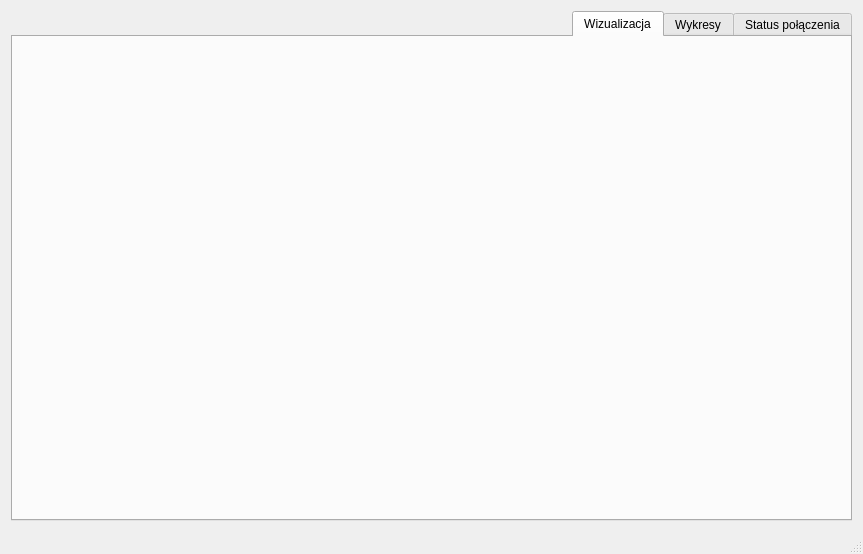
Before: the Qt Designer form mainwindow.ui in GregC199/KWPM_BT, drawn with Qt 5.
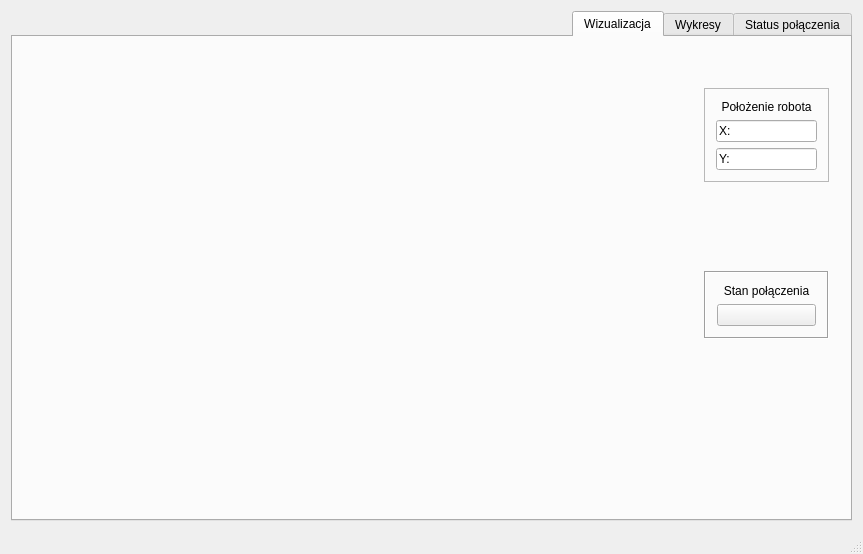
After: the same form once the commit is applied.

Commit message: Dodanie części UI dla zakładki wizualizacja

Patch:
```diff
--- a/mainwindow.ui
+++ b/mainwindow.ui
@@ -246,6 +246,151 @@
        <attribute name="title">
         <string>Wizualizacja</string>
        </attribute>
+       <widget class="QWidget" name="">
+        <property name="geometry">
+         <rect>
+          <x>680</x>
+          <y>0</y>
+          <width>147</width>
+          <height>333</height>
+         </rect>
+        </property>
+        <layout class="QVBoxLayout" name="verticalLayout_9">
+         <item>
+          <spacer name="verticalSpacer_4">
+           <property name="orientation">
+            <enum>Qt::Vertical</enum>
+           </property>
+           <property name="sizeType">
+            <enum>QSizePolicy::Preferred</enum>
+           </property>
+           <property name="sizeHint" stdset="0">
+            <size>
+             <width>20</width>
+             <height>40</height>
+            </size>
+           </property>
+          </spacer>
+         </item>
+         <item>
+          <widget class="QFrame" name="frame_2">
+           <property name="frameShape">
+            <enum>QFrame::StyledPanel</enum>
+           </property>
+           <property name="frameShadow">
+            <enum>QFrame::Raised</enum>
+           </property>
+           <layout class="QVBoxLayout" name="verticalLayout_7">
+            <item>
+             <widget class="QLabel" name="label_3">
+              <property name="text">
+               <string>Położenie robota</string>
+              </property>
+              <property name="alignment">
+               <set>Qt::AlignCenter</set>
+              </property>
+             </widget>
+            </item>
+            <item>
+             <widget class="QLineEdit" name="lineEdit">
+              <property name="text">
+               <string>X:</string>
+              </property>
+              <property name="readOnly">
+               <bool>true</bool>
+              </property>
+             </widget>
+            </item>
+            <item>
+             <widget class="QLineEdit" name="lineEdit_2">
+              <property name="text">
+               <string>Y:</string>
+              </property>
+              <property name="readOnly">
+               <bool>true</bool>
+              </property>
+             </widget>
+            </item>
+           </layout>
+          </widget>
+         </item>
+         <item>
+          <spacer name="verticalSpacer_6">
+           <property name="orientation">
+            <enum>Qt::Vertical</enum>
+           </property>
+           <property name="sizeType">
+            <enum>QSizePolicy::Preferred</enum>
+           </property>
+           <property name="sizeHint" stdset="0">
+            <size>
+             <width>20</width>
+             <height>40</height>
+            </size>
+           </property>
+          </spacer>
+         </item>
+         <item>
+          <layout class="QVBoxLayout" name="verticalLayout_8">
+           <item>
+            <spacer name="verticalSpacer_5">
+             <property name="orientation">
+              <enum>Qt::Vertical</enum>
+             </property>
+             <property name="sizeHint" stdset="0">
+              <size>
+               <width>20</width>
+               <height>40</height>
+              </size>
+             </property>
+            </spacer>
+           </item>
+           <item>
+            <widget class="QFrame" name="frame">
+             <property name="frameShape">
+              <enum>QFrame::Box</enum>
+             </property>
+             <property name="frameShadow">
+              <enum>QFrame::Sunken</enum>
+             </property>
+             <layout class="QVBoxLayout" name="verticalLayout_6">
+              <item>
+               <widget class="QLabel" name="label_2">
+                <property name="text">
+                 <string>Stan połączenia</string>
+                </property>
+                <property name="alignment">
+                 <set>Qt::AlignCenter</set>
+                </property>
+               </widget>
+              </item>
+              <item>
+               <widget class="QPushButton" name="pushButton_4">
+                <property name="text">
+                 <string/>
+                </property>
+               </widget>
+              </item>
+             </layout>
+            </widget>
+           </item>
+          </layout>
+         </item>
+         <item>
+          <spacer name="horizontalSpacer_2">
+           <property name="orientation">
+            <enum>Qt::Horizontal</enum>
+           </property>
+           <property name="sizeHint" stdset="0">
+            <size>
+             <width>40</width>
+             <height>20</height>
+            </size>
+           </property>
+          </spacer>
+         </item>
+        </layout>
+       </widget>
       </widget>
      </widget>
     </item>
```
Left out of the diff: 12 changed lines with no effect on the pictures.
